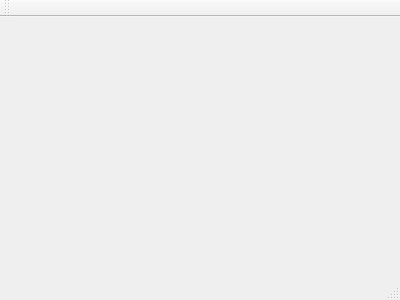
Qt form gui/mainview.ui (Soerboe/Urim) before a commit.
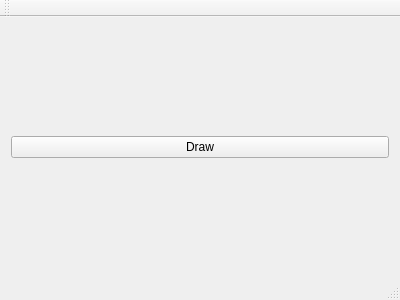
The same form after that commit.

What changed in the file:
```diff
--- a/gui/mainview.ui
+++ b/gui/mainview.ui
@@ -13,7 +13,21 @@
   <property name="windowTitle">
    <string>MainView</string>
   </property>
-  <widget class="QWidget" name="centralWidget"/>
+  <widget class="QWidget" name="centralWidget">
+   <layout class="QVBoxLayout" name="verticalLayout_2">
+    <item>
+     <layout class="QVBoxLayout" name="verticalLayout">
+      <item>
+       <widget class="QPushButton" name="drawButton">
+        <property name="text">
+         <string>Draw</string>
+        </property>
+       </widget>
+      </item>
+     </layout>
+    </item>
+   </layout>
+  </widget>
   <widget class="QMenuBar" name="menuBar">
    <property name="geometry">
     <rect>
```
